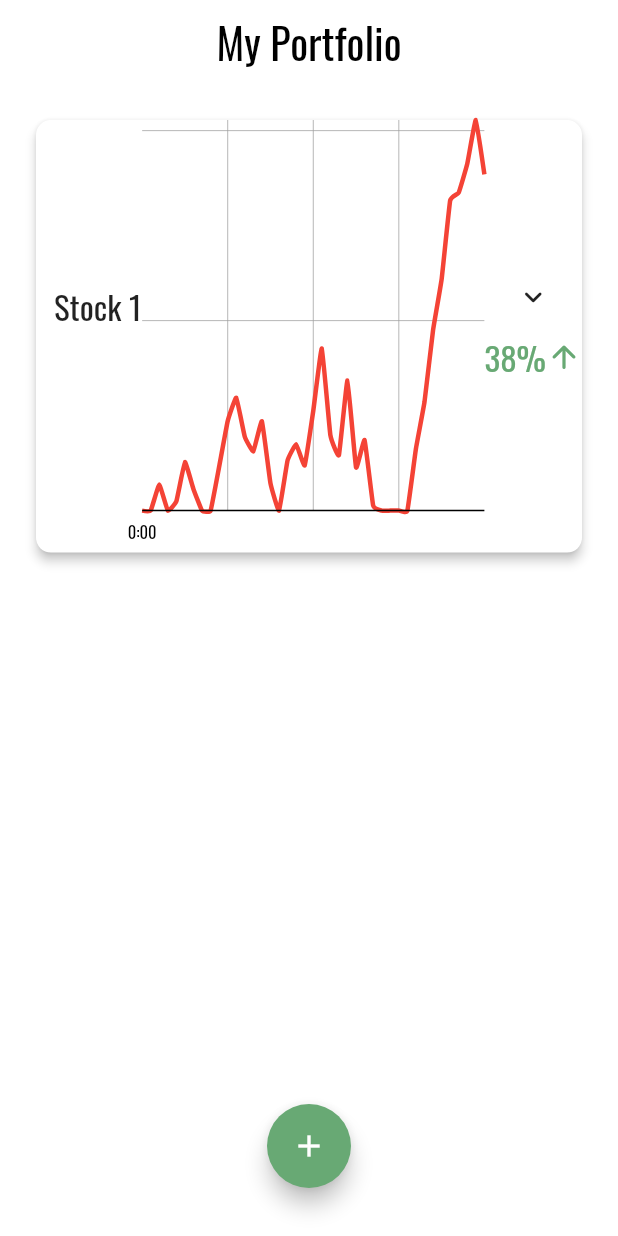
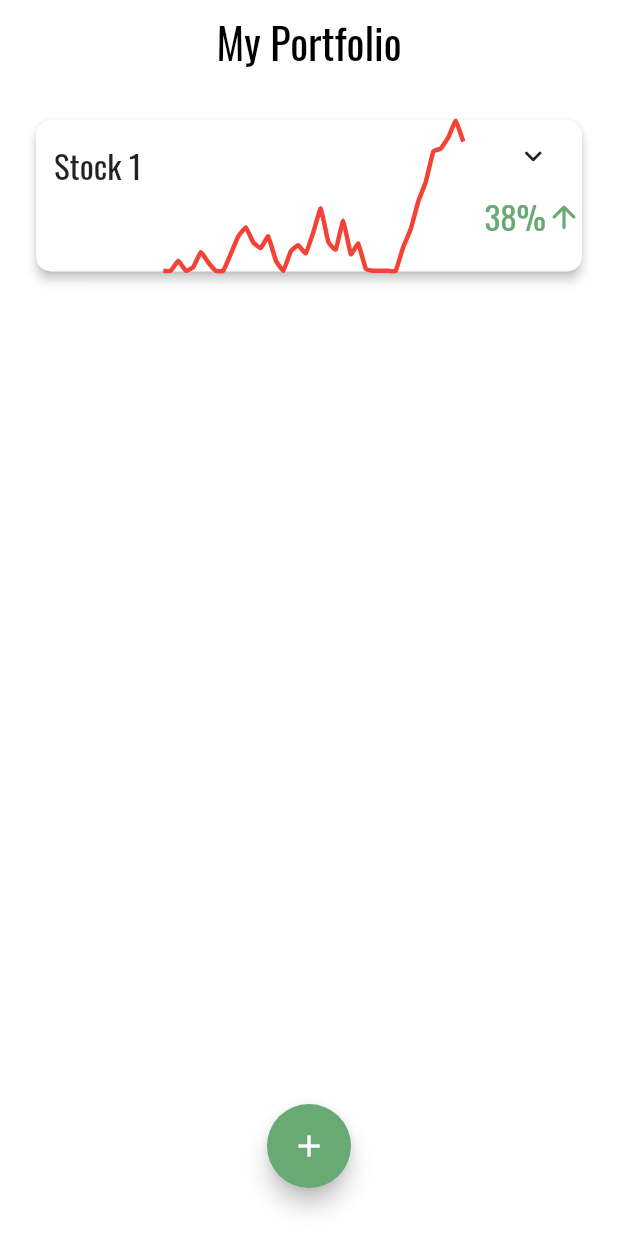
Before and after one commit to dhruvweaver/schtocks, a Flutter app: the screen it shows after launch, on a phone screen of 412 x 824 dp. Run offline on Flutter 3.47's test engine with Material 2 defaults, Android fonts, the phone set to English and light mode, and no system bars; drawn by our look-alikes of fl_chart.

Commit message:
Added isExpanded Parameter to Graph Widget

```diff
--- a/lib/widgets/graph.dart
+++ b/lib/widgets/graph.dart
@@ -3,12 +3,18 @@ import 'package:fl_chart/fl_chart.dart';
 import 'dart:math';
 
 class Graph extends StatefulWidget {
-  //TODO Add Parameter for Padding
-  @override
-  _GraphState createState() => _GraphState();
+  final bool isExpanded;
+  Graph({
+    bool isExpanded
+  }): this.isExpanded = isExpanded;
+
+  _GraphState createState() => _GraphState(isExpanded);
 }
 
 class _GraphState extends State<Graph> {
+  _GraphState(this.isExpanded);
+  bool isExpanded = true;
+
   int _counter = 0;
   Color col = Colors.red;
   var _values = <int>[0];
@@ -40,7 +46,7 @@ class _GraphState extends State<Graph> {
       child: LineChart(LineChartData(
           titlesData: FlTitlesData(
               bottomTitles: SideTitles(
-                showTitles: true,
+                showTitles: this.isExpanded,
                 getTitles: (value) {
                   if (value.toInt() % 12 == 0) {
                     return ((value % 144) ~/ 12).toString() + ':00';
@@ -52,12 +58,12 @@ class _GraphState extends State<Graph> {
           minX: (_counter - 40).toDouble(),
           minY: 0,
           extraLinesData: ExtraLinesData(horizontalLines: [
-            HorizontalLine(y: 0, strokeWidth: 1, label: HorizontalLineLabel())
+            HorizontalLine(y: 0, strokeWidth: this.isExpanded ? 1 : 0, label: HorizontalLineLabel())
           ]),
           clipData:
               FlClipData(left: true, right: true, top: false, bottom: true),
           axisTitleData: FlAxisTitleData(
-            show: true,
+            show: this.isExpanded,
             leftTitle: AxisTitle(
               showTitle: true,
               titleText: 'Value',
@@ -78,8 +84,9 @@ class _GraphState extends State<Graph> {
             ),
           ),
           gridData: FlGridData(
-              show: true, drawHorizontalLine: true, horizontalInterval: 1000),
+              show: this.isExpanded, drawHorizontalLine: true, horizontalInterval: 1000),
           lineTouchData: LineTouchData(
+              enabled: this.isExpanded,
               touchTooltipData: LineTouchTooltipData(
                   tooltipBgColor: Color.fromRGBO(0, 0, 0, 0))),
           borderData: FlBorderData(show: true, border: Border()),
--- a/lib/widgets/stock_card.dart
+++ b/lib/widgets/stock_card.dart
@@ -28,10 +28,14 @@ class _StockCardState extends State<StockCard> {
                 )
               ],
             ),
-            // Spacer(),
-            Graph(),
+            Spacer(),
+            SizedBox(
+              child: Graph(isExpanded: false),
+              height: 100,
+              width: 200
+            ),
             // Text('Graph placeholder'),
-            // Spacer(),
+            Spacer(),
             Column(
               mainAxisAlignment: MainAxisAlignment.start,
               children: [
```
